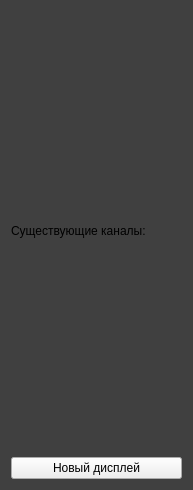
This is Oscilloscope/mainwindow.ui in YegorR/Oscilloscope as Qt 5 draws it before an edit. The edited form follows.
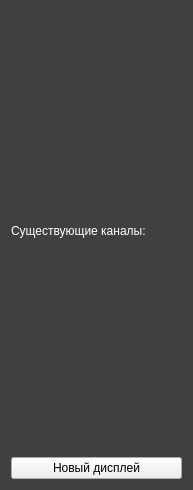
This is the edited form.

```diff
--- a/Oscilloscope/mainwindow.ui
+++ b/Oscilloscope/mainwindow.ui
@@ -49,6 +49,9 @@
      <layout class="QVBoxLayout" name="verticalLayout">
       <item>
        <widget class="QLabel" name="label">
+        <property name="styleSheet">
+         <string notr="true">color: white;</string>
+        </property>
         <property name="text">
          <string>Существующие каналы:</string>
         </property>
```
